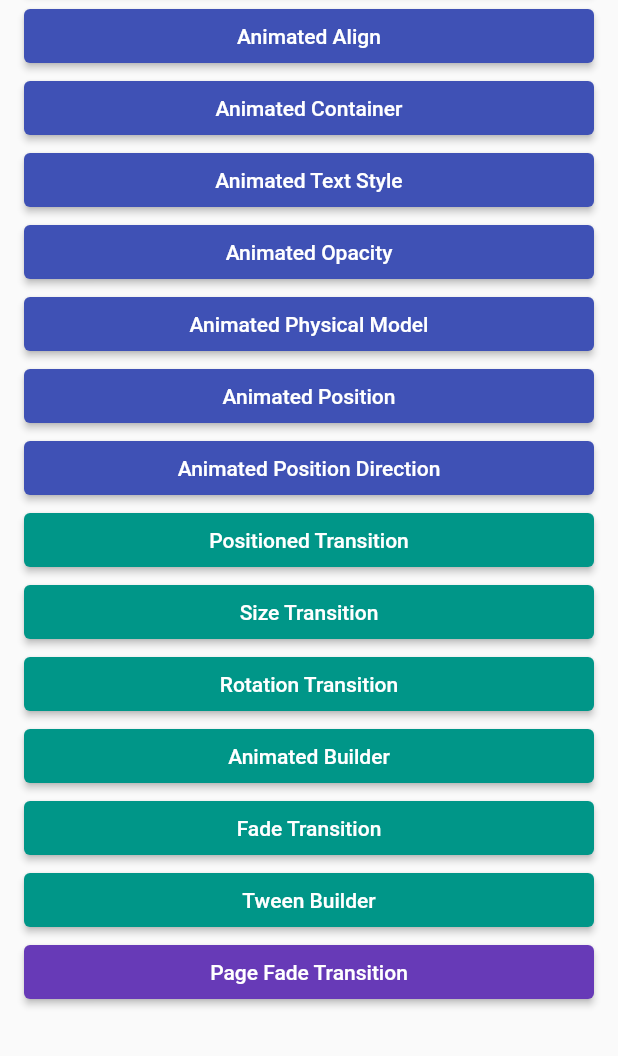
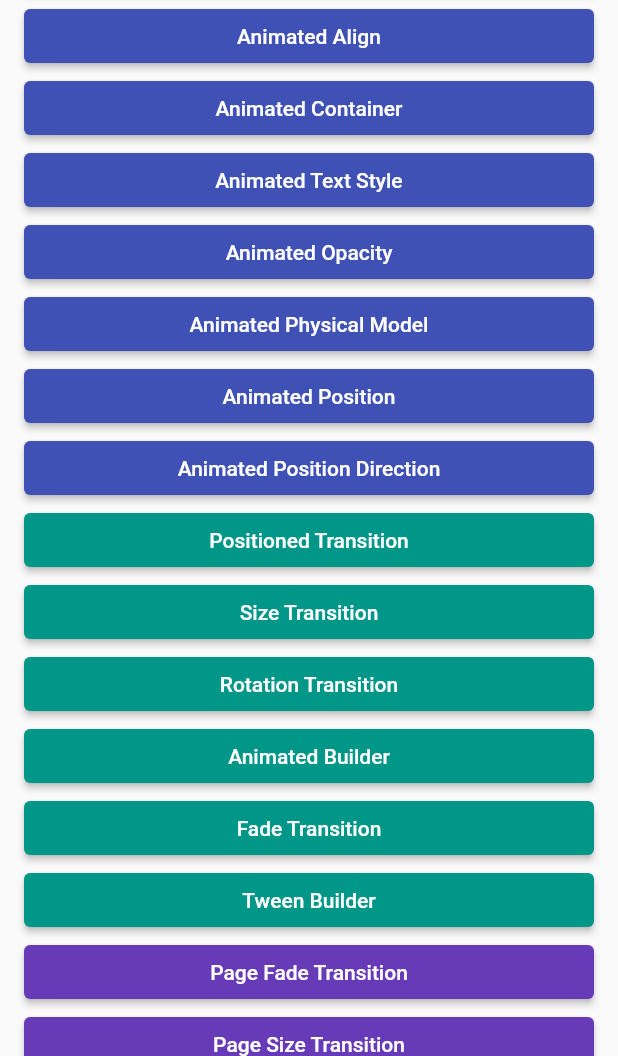
Before and after one commit to amirbahrawy/flutter_animation, a Flutter app: the screen it shows after launch, on a phone screen of 412 x 824 dp, the part 180-1236 px from its top. Run offline on Flutter 3.47's test engine with Material 2 defaults, Android fonts, the phone set to English and light mode, and no system bars.

Commit message:
Add size and mix page transition

```diff
--- a/lib/main.dart
+++ b/lib/main.dart
@@ -16,6 +16,8 @@ import 'implicit_animations/animated_physical_model.dart';
 import 'implicit_animations/animated_position.dart';
 import 'implicit_animations/animated_position_direction.dart';
 import 'implicit_animations/animated_text_style.dart';
+import 'page_transitions/page_mix_size_fade_transition.dart';
+import 'page_transitions/page_size_transition.dart';
 
 void main() {
   runApp(const MainApp());
@@ -70,6 +72,14 @@ class MainApp extends StatelessWidget {
                       "Page Fade Transition",
                       () => Navigator.of(context)
                           .push(PageFadeTransition(page: const NewPage()))),
+                  _buildPageTransitionItem(
+                      "Page Size Transition",
+                      () => Navigator.of(context)
+                          .push(PageSizeTransition(page: const NewPage()))),
+                  _buildPageTransitionItem(
+                      "Page Mix Size Fade Transition",
+                      () => Navigator.of(context).push(
+                          PageMixSizeFadeTransition(page: const NewPage()))),
                 ],
               ),
             );
--- /dev/null
+++ b/lib/page_transitions/page_mix_size_fade_transition.dart
@@ -0,0 +1,26 @@
+import 'package:flutter/cupertino.dart';
+
+class PageMixSizeFadeTransition extends PageRouteBuilder {
+  final Widget page;
+  final Duration duration;
+
+  PageMixSizeFadeTransition({
+    required this.page,
+    this.duration = const Duration(milliseconds: 400),
+  }) : super(
+          pageBuilder: (context, animation, secondaryAnimation) => page,
+          transitionDuration: duration,
+          transitionsBuilder: (context, animation, secondaryAnimation, child) {
+            return Align(
+              alignment: Alignment.bottomCenter,
+              child: SizeTransition(
+                sizeFactor: animation,
+                child: FadeTransition(
+                  opacity: animation,
+                  child: child,
+                ),
+              ),
+            );
+          },
+        );
+}
--- /dev/null
+++ b/lib/page_transitions/page_size_transition.dart
@@ -0,0 +1,23 @@
+import 'package:flutter/cupertino.dart';
+
+class PageSizeTransition extends PageRouteBuilder {
+  final Widget page;
+  final Duration duration;
+
+  PageSizeTransition({
+    required this.page,
+    this.duration = const Duration(milliseconds: 400),
+  }) : super(
+          pageBuilder: (context, animation, secondaryAnimation) => page,
+          transitionDuration: duration,
+          transitionsBuilder: (context, animation, secondaryAnimation, child) {
+            return Align(
+              alignment: Alignment.center,
+              child: SizeTransition(
+                sizeFactor: animation,
+                child: child,
+              ),
+            );
+          },
+        );
+}
```
